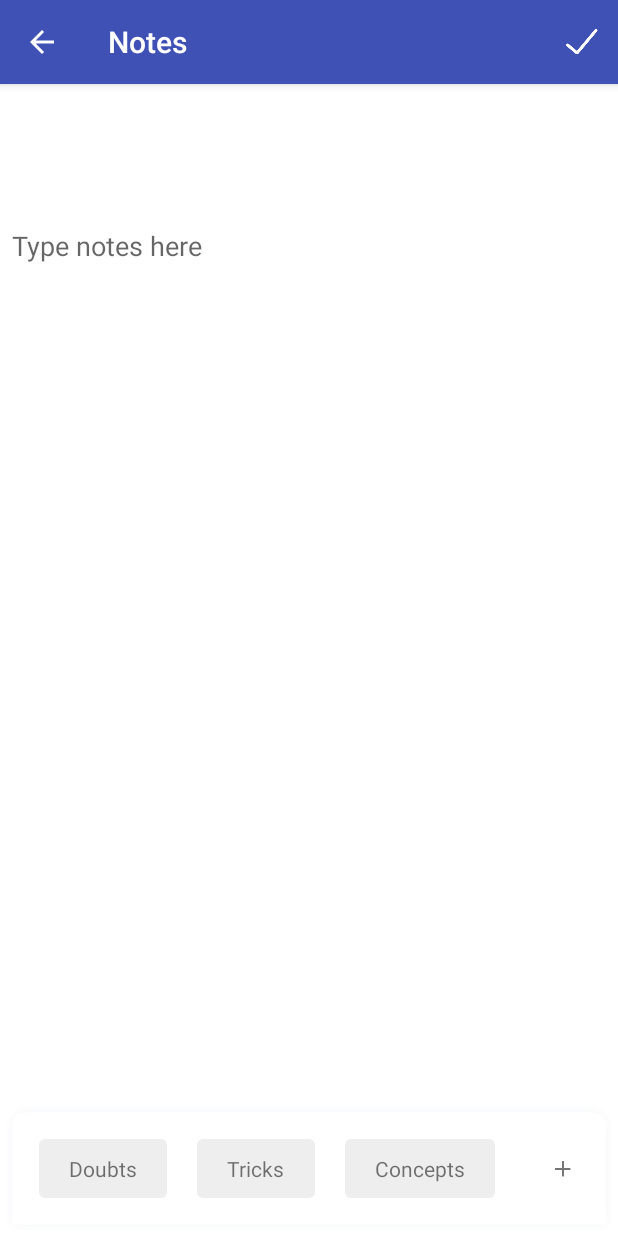
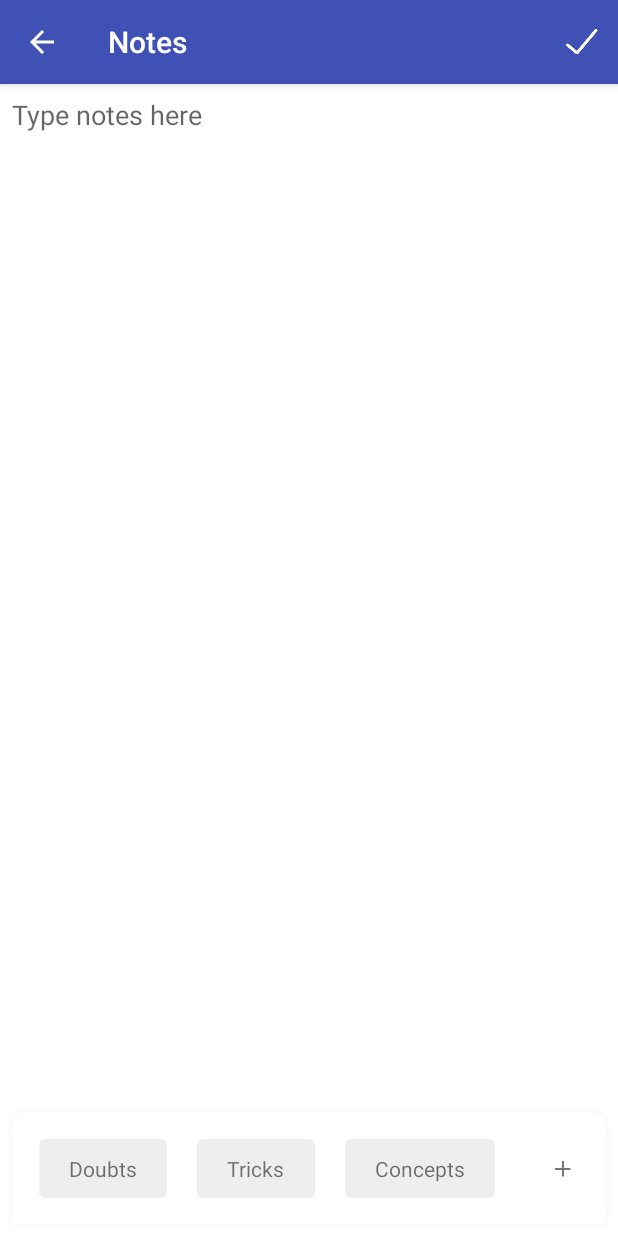
Before and after one commit to VihaanVerma89/TestbookNoteTaking, an Android app: the NoteDetailActivity screen opened directly, with no data from a screen before it, on a phone screen of 412 x 824 dp. Run offline under Robolectric (Android 15) with nearby library versions, the phone set to English and light mode, and no system bars; libraries missing offline, so code that uses them is left out: com.yalantis.ucrop.

Commit message:
tag persists

```diff
--- a/app/build.gradle
+++ b/app/build.gradle
@@ -9,7 +9,7 @@ android {
     compileSdkVersion 27
     defaultConfig {
         applicationId "com.example.vihaan.testbooknotetaking"
-        minSdkVersion 15
+        minSdkVersion 16
         targetSdkVersion 27
         versionCode 2
         versionName "1.0.1"
--- a/app/src/main/java/com/example/vihaan/testbooknotetaking/ui/notesScreen/NotesActivity.kt
+++ b/app/src/main/java/com/example/vihaan/testbooknotetaking/ui/notesScreen/NotesActivity.kt
@@ -63,6 +63,7 @@ class NotesActivity: AppCompatActivity(), NotesAdapter.NotesLitener{
                 })
     }
 
+
     private fun showNotes(notes: List<Note>)
     {
         items.clear()
--- /dev/null
+++ b/app/src/main/res/drawable/bg_grey_selected.xml
@@ -0,0 +1,7 @@
+<?xml version="1.0" encoding="utf-8"?>
+<shape xmlns:android="http://schemas.android.com/apk/res/android">
+    <solid android:color="#33AAAAAA" />
+    <corners
+        android:radius="4dp" />
+     <stroke android:width="2px" android:color="#a6bdfd"/>
+</shape>
--- a/app/src/main/res/layout/activity_new_notes.xml
+++ b/app/src/main/res/layout/activity_new_notes.xml
@@ -64,10 +64,11 @@
                         android:layout_marginEnd="8dp"
                         android:layout_marginLeft="8dp"
                         android:layout_marginRight="8dp"
+                        android:gravity="top"
                         android:layout_marginStart="8dp"
                         android:background="@android:color/transparent"
                         android:hint="Type notes here"
-                        android:minHeight="200dp"
+                        android:minHeight="600dp"
                         app:layout_constraintEnd_toEndOf="parent"
                         app:layout_constraintStart_toStartOf="parent"
                         app:layout_constraintTop_toBottomOf="@+id/noteIV" />
@@ -111,10 +112,11 @@
                     android:layout_height="wrap_content">
 
                     <TextView
+                        android:id="@+id/doubtTagTV"
                         android:layout_width="wrap_content"
                         android:layout_height="wrap_content"
                         android:layout_margin="10dp"
-                        android:background="@drawable/bg_darkgrey_rounded_corner_4dp"
+                        android:background="@drawable/bg_grey"
                         android:paddingBottom="10dp"
                         android:paddingLeft="20dp"
                         android:paddingRight="20dp"
@@ -122,10 +124,11 @@
                         android:text="Doubts" />
 
                     <TextView
+                        android:id="@+id/tricksTagTV"
                         android:layout_width="wrap_content"
                         android:layout_height="wrap_content"
                         android:layout_margin="10dp"
-                        android:background="@drawable/bg_darkgrey_rounded_corner_4dp"
+                        android:background="@drawable/bg_grey"
                         android:paddingBottom="10dp"
                         android:paddingLeft="20dp"
                         android:paddingRight="20dp"
@@ -133,10 +136,11 @@
                         android:text="Tricks" />
 
                     <TextView
+                        android:id="@+id/conceptsTagTV"
                         android:layout_width="wrap_content"
                         android:layout_height="wrap_content"
                         android:layout_margin="10dp"
-                        android:background="@drawable/bg_darkgrey_rounded_corner_4dp"
+                        android:background="@drawable/bg_grey"
                         android:paddingBottom="10dp"
                         android:paddingLeft="20dp"
                         android:paddingRight="20dp"
```
Also changed, not shown: app/src/main/java/com/example/vihaan/testbooknotetaking/models/notes/Note.java (+35 -4 lines), app/src/main/java/com/example/vihaan/testbooknotetaking/ui/noteDetail/NoteDetailActivity.kt (+59 -9 lines), app/src/main/res/drawable/bg_grey.xml (renamed from app/src/main/res/drawable/bg_darkgrey_rounded_corner_4dp.xml).
